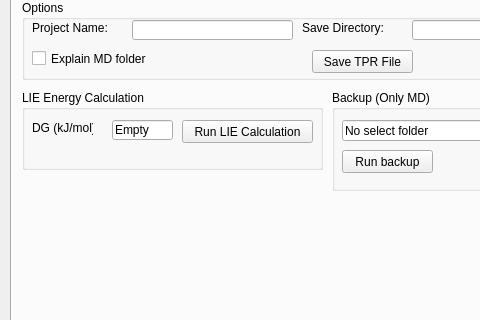
Above: ligro/ligro.ui from lkagami/ligro before the change; both pictures show x 0 to 480 and y 125 to 445 of the 800 by 545 pixel window. Below: the same form after it.
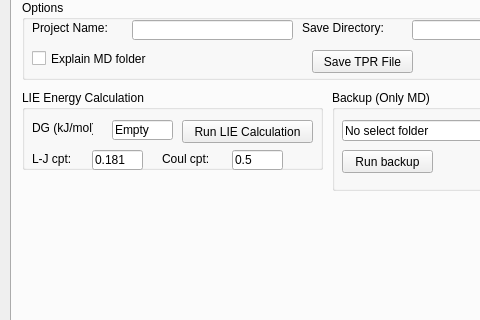
That is the form after the change. Icons and pictures are not drawn.

Commit message: add lj and coul comp

What changed in the file:
```diff
--- a/ligro/ligro.ui
+++ b/ligro/ligro.ui
@@ -1081,6 +1081,58 @@
         <string>Run LIE Calculation</string>
        </property>
       </widget>
+      <widget class="QLabel" name="lj_label">
+       <property name="geometry">
+        <rect>
+         <x>10</x>
+         <y>60</y>
+         <width>111</width>
+         <height>17</height>
+        </rect>
+       </property>
+       <property name="text">
+        <string>L-J cpt:</string>
+       </property>
+      </widget>
+      <widget class="QLineEdit" name="lj_line">
+       <property name="geometry">
+        <rect>
+         <x>70</x>
+         <y>60</y>
+         <width>51</width>
+         <height>20</height>
+        </rect>
+       </property>
+       <property name="text">
+        <string>0.181</string>
+       </property>
+      </widget>
+      <widget class="QLineEdit" name="cl_line">
+       <property name="geometry">
+        <rect>
+         <x>210</x>
+         <y>60</y>
+         <width>51</width>
+         <height>20</height>
+        </rect>
+       </property>
+       <property name="text">
+        <string>0.5</string>
+       </property>
+      </widget>
+      <widget class="QLabel" name="cl_label">
+       <property name="geometry">
+        <rect>
+         <x>140</x>
+         <y>60</y>
+         <width>61</width>
+         <height>17</height>
+        </rect>
+       </property>
+       <property name="text">
+        <string>Coul cpt:</string>
+       </property>
+      </widget>
      </widget>
      <widget class="QGroupBox" name="groupBox_15">
       <property name="geometry">
```
Left out of the diff: 2 changed lines with no effect on the pictures. The commit also changes 3 other files.
